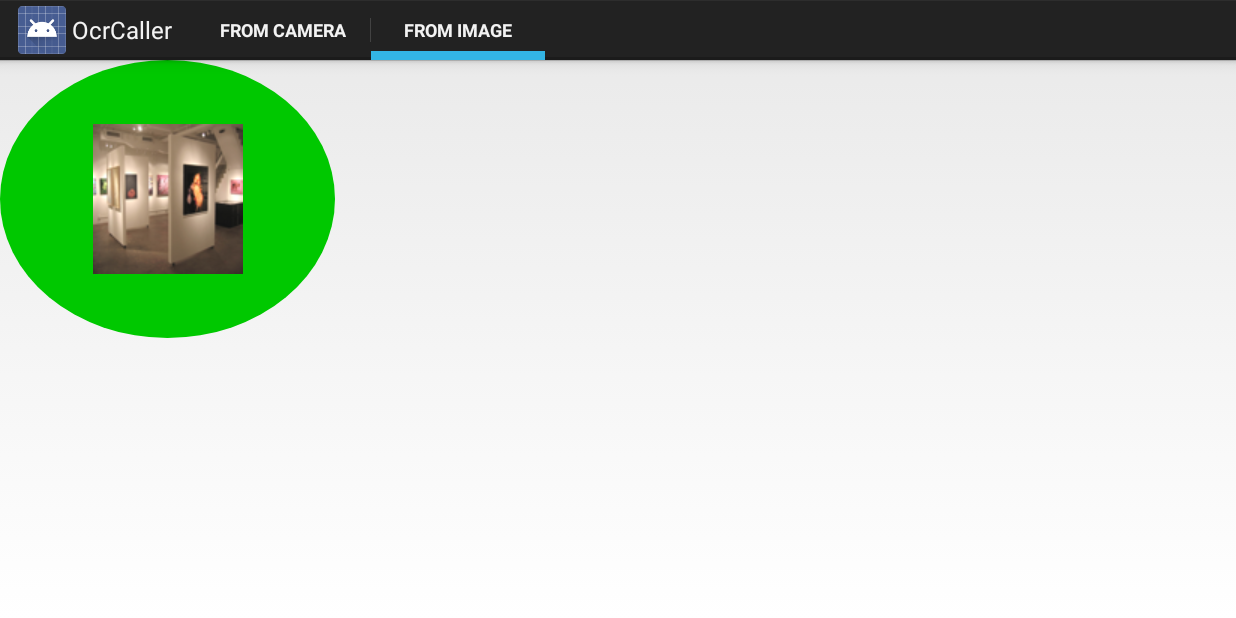
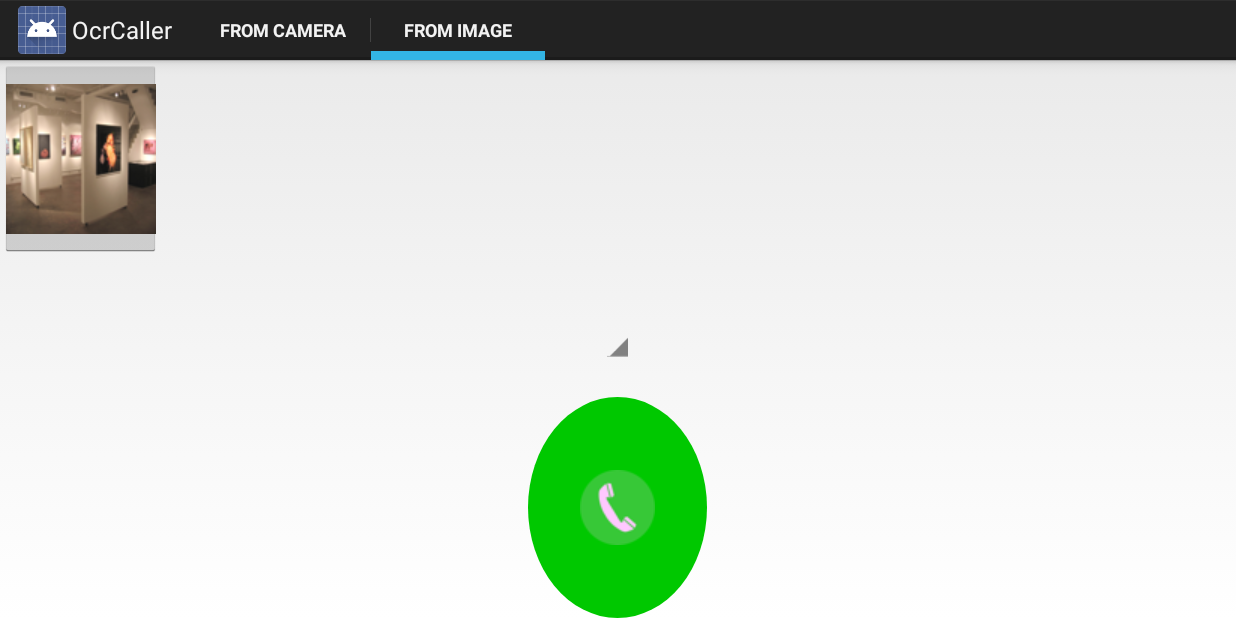
Before and after one commit to maheshmhegade/OCRCaller, an Android app: the screen it shows after launch (OcrCaller), tab 2 chosen, on a phone screen of 824 x 412 dp (held sideways). Run offline under Robolectric (Android 15) with nearby library versions, the phone set to English and light mode, and no system bars.

Commit message:
working tabs for image upload and camera activity

```diff
--- a/app/src/main/java/com/mmhocr/www/camcaller/CameraManager.java
+++ b/app/src/main/java/com/mmhocr/www/camcaller/CameraManager.java
@@ -60,6 +60,8 @@ public class CameraManager extends Fragment {
             if(selectionLO != null) selectionLO.removeAllViewsInLayout();
             LinearLayout camLO = (LinearLayout)((Activity)context).findViewById(R.id.camera_lo);
             if(camLO != null) camLO.removeAllViewsInLayout();
+            LinearLayout resultLO = (LinearLayout)((Activity)context).findViewById(R.id.result_lo);
+            if(resultLO != null) resultLO.removeAllViewsInLayout();
         }
         if(mPreview != null) mPreview.stopPreview();
 //        if(image != null) image.removeAllViews();
@@ -149,7 +151,6 @@ public class CameraManager extends Fragment {
         viewControl = controlInflater.inflate(R.layout.selection_layout, null);
         ((Activity) context).addContentView(viewControl, layoutParamsControl);
 
-        if(callButton == null) {
         callButton = (ImageButton) ((Activity) context).findViewById(R.id.button_take_piture);
 
         callButton.setOnClickListener(new View.OnClickListener() {
@@ -172,8 +173,6 @@ public class CameraManager extends Fragment {
 //                mPreview.takePicture();
             }
         });
-        }
-
     }
 
     public synchronized Rect getFramingRect() {
--- a/app/src/main/res/layout/gallery_layout.xml
+++ b/app/src/main/res/layout/gallery_layout.xml
@@ -4,40 +4,32 @@
     android:layout_height="match_parent"
     android:weightSum="1">
 
-    <LinearLayout
-        android:orientation="horizontal"
+    <FrameLayout
         android:layout_width="match_parent"
         android:layout_height="match_parent"
         android:layout_gravity="center_horizontal"
-        android:weightSum="1">
+        android:id="@+id/galleryLO">
 
         <ImageButton
-            android:layout_width="85dp"
-            android:background="@drawable/background_button"
-            android:layout_height="185dp"
+            android:layout_width="107dp"
+            android:layout_height="131dp"
             android:id="@+id/selectImage"
-            android:src="@drawable/gallery"
-            android:layout_weight="0.22" />
-
-        <FrameLayout
-            android:layout_width="109dp"
-            android:layout_height="436dp"
-            android:layout_gravity="center_vertical"
-            android:layout_weight="0.52"
-            android:id="@+id/scannedImageLayout">
-
-            <ImageView
-                android:layout_width="229dp"
-                android:layout_height="229dp"
-                android:id="@+id/scannedImage"
-                android:layout_gravity="center" />
+            android:layout_gravity="left|top"
+            android:src="@drawable/gallery" />
 
         <Spinner
             android:layout_width="wrap_content"
             android:layout_height="wrap_content"
             android:id="@+id/phone_numbers_spinner"
-                android:layout_gravity="center_horizontal|top" />
+            android:layout_gravity="center"
+            android:spinnerMode="dropdown" />
+
+        <ImageButton
+            android:layout_width="119dp"
+            android:layout_height="147dp"
+            android:src="@drawable/call_button"
+            android:background="@drawable/background_button"
+            android:id="@+id/callButton"
+            android:layout_gravity="center_horizontal|bottom" />
     </FrameLayout>
-
 </LinearLayout>
-</LinearLayout>
--- a/app/src/main/res/layout/selection_layout.xml
+++ b/app/src/main/res/layout/selection_layout.xml
@@ -12,7 +12,7 @@
     <ImageButton
         android:id="@+id/button_take_piture"
         android:background="@drawable/background_button"
-        android:src="@drawable/call_button"
+        android:src="@drawable/call_button_image"
         android:layout_width="88dp"
         android:layout_height="118dp"
         android:layout_gravity="right|center_vertical" />
```
Also changed, not shown: app/src/main/java/com/mmhocr/www/camcaller/CallOcrHandler.java (+48 -17 lines), app/src/main/res/layout/result_layout.xml (+23 -0 lines), app/src/main/res/drawable/call_button.png, app/src/main/res/drawable/call_button_image.png (added), 1 other file. Lines whose indentation alone changed are shown as unchanged.
